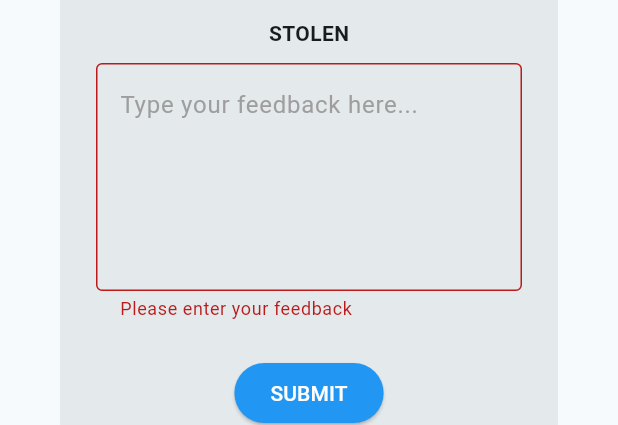
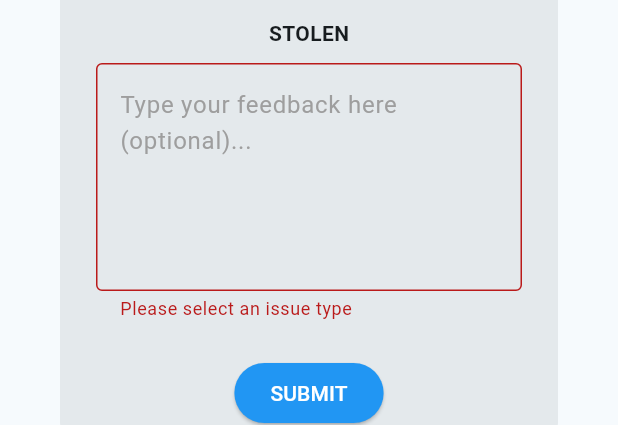
Before and after one commit to anisar17/BikeKollective, a Flutter app: the ReportIssueDialog widget shown alone on an empty page, opened directly with empty values, after a tap on "SUBMIT", after a tap on "STOLEN", on a phone screen of 412 x 824 dp. Shown: the part 525-950 px from the top of the screen. Run offline on Flutter 3.47's test engine with Material 3 defaults, Android fonts, the phone set to English and light mode, and no system bars; our stand-ins replace cloud_firestore, firebase_auth, firebase_core, flutter_rating_bar, flutter_riverpod, flutter_svg and 3 more; missing offline and left inert: flutter_osm_plugin; accounts and stored records are empty; network calls fail.

Commit message:
Update report_issue_dialog.dart

```diff
--- a/bike_kollective/lib/report_issue_dialog.dart
+++ b/bike_kollective/lib/report_issue_dialog.dart
@@ -8,7 +8,6 @@ class MyApp extends StatelessWidget {
   @override
   Widget build(BuildContext context) {
     return MaterialApp(
-      title: 'Report Issue Demo',
       theme: ThemeData(
         primarySwatch: Colors.blue,
       ),
@@ -21,19 +20,15 @@ class HomeScreen extends StatelessWidget {
   @override
   Widget build(BuildContext context) {
     return Scaffold(
-      appBar: AppBar(
-        title: Text('Report Issue Example'),
-      ),
       body: Center(
         child: ElevatedButton(
           onPressed: () => reportIssue(context),
-          child: Text('Report an Issue'),
+          child: Text("Report an Issue"),
         ),
       ),
     );
   }
 }
-
 void reportIssue(BuildContext context) {
   showDialog(
     context: context,
@@ -46,7 +41,7 @@ void reportIssue(BuildContext context) {
 }
 
 class ReportIssueDialog extends StatefulWidget {
-  final VoidCallback onClose; // Add the onClose callback
+  final VoidCallback onClose;
 
   ReportIssueDialog({Key? key, required this.onClose}) : super(key: key);
 
@@ -56,7 +51,7 @@ class ReportIssueDialog extends StatefulWidget {
 
 class _ReportIssueDialogState extends State<ReportIssueDialog> {
   final TextEditingController feedbackController = TextEditingController();
-  String selectedIssueType = "Select an Issue";
+  String selectedIssueType = "";
   final _formKey = GlobalKey<FormState>();
 
   @override
@@ -70,7 +65,7 @@ class _ReportIssueDialogState extends State<ReportIssueDialog> {
     return AlertDialog(
       title: const Center(
         child: Text(
-          'Report an Issue',
+          "Report an Issue",
           textAlign: TextAlign.center,
           style: TextStyle(fontWeight: FontWeight.bold),
         ),
@@ -84,37 +79,39 @@ class _ReportIssueDialogState extends State<ReportIssueDialog> {
               Row(
                 mainAxisAlignment: MainAxisAlignment.spaceEvenly,
                 children: [
-                  _issueButton('STOLEN'),
-                  _issueButton('NOT IN WORKING CONDITION'),
+                  _issueButton("STOLEN"),
+                  _issueButton("NOT IN WORKING CONDITION"),
                 ],
               ),
               const SizedBox(height: 10),
               Row(
                 mainAxisAlignment: MainAxisAlignment.spaceEvenly,
                 children: [
-                  _issueButton('LOCK WON\'T WORK'),
-                  _issueButton('LOCK MISSING'),
+                  _issueButton("LOCK WON'T WORK"),
+                  _issueButton("LOCK MISSING"),
                 ],
               ),
               const SizedBox(height: 20),
               Text(
-                selectedIssueType,
+                selectedIssueType.isNotEmpty ? selectedIssueType : "Please select an issue",
                 style: const TextStyle(fontWeight: FontWeight.bold),
               ),
               const SizedBox(height: 10),
               TextFormField(
                 controller: feedbackController,
                 decoration: const InputDecoration(
-                  hintText: "Type your feedback here...",
+                  hintText: "Type your feedback here (optional)...",
                   hintStyle: TextStyle(color: Colors.grey),
                   border: OutlineInputBorder(),
                 ),
                 maxLines: 5,
+                // Make feedback optional, so remove the validator:
+                // You can add a comment to acknowledge an empty feedback
                 validator: (value) {
-                  if (value == null || value.isEmpty) {
-                    return 'Please enter your feedback';
+                  if (selectedIssueType.isEmpty) {
+                    return "Please select an issue type";
                   }
-                  return null;
+                  return null; // Allow empty feedback
                 },
               ),
             ],
@@ -128,14 +125,14 @@ class _ReportIssueDialogState extends State<ReportIssueDialog> {
               if (_formKey.currentState!.validate()) {
                 String feedbackText = feedbackController.text;
                 print("Feedback for $selectedIssueType: $feedbackText");
-                widget.onClose(); // Invoke the onClose callback
+                widget.onClose(); // Close the dialog after "Submit" is pressed
               }
             },
             style: ElevatedButton.styleFrom(
               backgroundColor: Colors.blue,
               foregroundColor: Colors.white,
             ),
-            child: const Text('SUBMIT'),
+            child: const Text("SUBMIT"),
           ),
         ),
       ],
```
